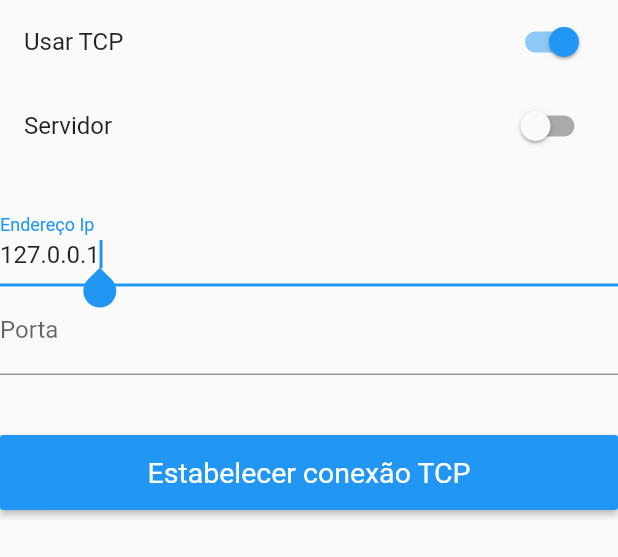
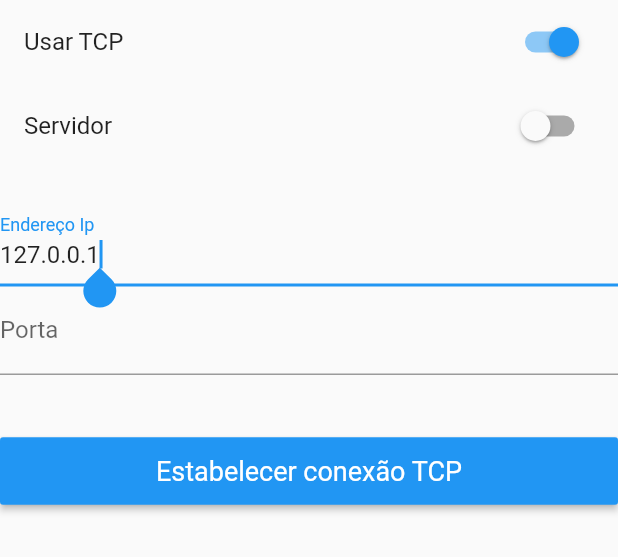
Before and after one commit to leonamtv/drench-sd, a Flutter app: the ConnectionDialogForm widget shown alone on an empty page, opened directly, on a phone screen of 412 x 824 dp. Shown: the top 557 px of the screen. Run offline on Flutter 3.47's test engine with Material 2 defaults, Android fonts, the phone set to English and light mode, and no system bars.

Commit message:
fix: connection dialog layout

```diff
--- a/drench/lib/pages/home_page/components/connection_dialog/connection_dialog_form.dart
+++ b/drench/lib/pages/home_page/components/connection_dialog/connection_dialog_form.dart
@@ -1,4 +1,4 @@
-import 'package:drench/features/socket/connection_params_model.dart';
+import 'package:drench/features/socket/connection_params.model.dart';
 import 'package:flutter/material.dart';
 import 'package:flutter/widgets.dart';
 
@@ -22,10 +22,12 @@ class _ConnectionDialogFormState extends State<ConnectionDialogForm> {
 
   @override
   Widget build(BuildContext context) {
-    return Column(
+    return SingleChildScrollView(
+      child: Column(
         mainAxisSize: MainAxisSize.min,
         crossAxisAlignment: CrossAxisAlignment.start,
         children: _getFields(),
+      ),
     );
   }
 
@@ -92,15 +94,18 @@ class _ConnectionDialogFormState extends State<ConnectionDialogForm> {
   Widget _submitButton() {
     return SizedBox(
       width: double.infinity,
-      height: 50,
       child: RaisedButton(
         color: Theme.of(context).primaryColor,
         textColor: Colors.white,
+        child: Padding(
+          padding: const EdgeInsets.all(12),
           child: Text(
             _submitButtonText(),
+            textAlign: TextAlign.center,
             style: TextStyle(
-            fontSize: 19,
+              fontSize: 18,
               fontWeight: FontWeight.w400,
+            ),
           ),
         ),
         onPressed: _initConnection,
--- a/drench/lib/pages/home_page/components/connection_dialog/connection_dialog_service.dart
+++ b/drench/lib/pages/home_page/components/connection_dialog/connection_dialog_service.dart
@@ -12,6 +12,7 @@ class ConnectionDialogService {
   AlertDialog _alertDialog(BuildContext context) {
     return new AlertDialog(
       title: Text('Conectar-se a outro dispositivo'),
+      contentPadding: EdgeInsets.fromLTRB(16, 20, 16, 16),
       content: _content(),
     );
   }
```
Lines whose indentation alone changed are shown as unchanged.
